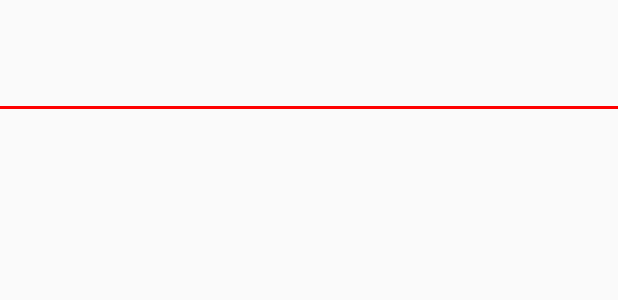
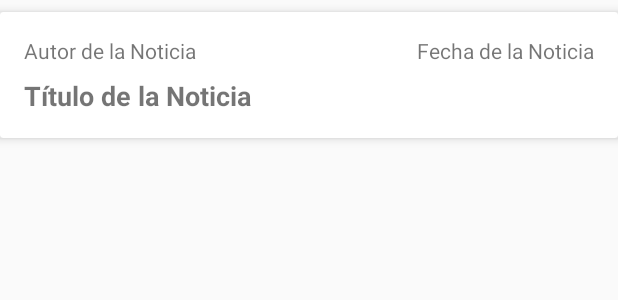
Before and after one commit to UniExtremadura/gps-project-ga-03, an Android app built with Jetpack Compose: the layout article_item_list.xml on its own in the app's theme, with its tools: preview values and no code run, on a phone screen of 412 x 824 dp. Shown: the top 300 px of the screen. Run offline under Robolectric (Android 15) with nearby library versions, the phone set to English and light mode, and no system bars.

Commit message:
Mejoras en la interfaz de la API y en la de la plantilla

```diff
--- a/app/src/main/java/uex/aseegps/ga03/tuonce/adapter/PlantillaAdapter.kt
+++ b/app/src/main/java/uex/aseegps/ga03/tuonce/adapter/PlantillaAdapter.kt
@@ -8,6 +8,7 @@ import android.view.ViewGroup
 import android.widget.Button
 import android.widget.ImageView
 import android.widget.TextView
+import androidx.cardview.widget.CardView
 import androidx.navigation.Navigation
 import androidx.recyclerview.widget.RecyclerView
 import kotlinx.coroutines.CoroutineScope
@@ -29,7 +30,7 @@ class PlantillaAdapter(private var lista: List<Futbolista>, private var contexto
             val xmlnombreJugador = vista.findViewById<TextView>(R.id.nombreFutbolistaTxt)
             val xmlPuntosJugador = vista.findViewById<TextView>(R.id.puntosFutbolistaTxt)
             val xmlPosicionJugador = vista.findViewById<TextView>(R.id.posicionFutbolistaTxt)
-            val xmlTitularJugador = vista.findViewById<TextView>(R.id.Titular)
+            val xmlTitularJugador = vista.findViewById<TextView>(R.id.titularTxt)
             // Aquí debes establecer los datos del futbolista en los elementos visuales del diseño
             xmlimgFutbolista.setImageResource(futbolista.image)
             xmlnombreJugador.text = futbolista.nombreJugador
@@ -64,7 +65,7 @@ class PlantillaAdapter(private var lista: List<Futbolista>, private var contexto
                 onClick(futbolista)
             }
 
-            vista.findViewById<ImageView>(R.id.jugadorPlantillaImg).setOnClickListener{
+            vista.findViewById<CardView>(R.id.cv_Item).setOnClickListener{
                 verFutbolista(futbolista)
             }
         }
--- a/app/src/main/java/uex/aseegps/ga03/tuonce/view/Home/PlantillaFragment.kt
+++ b/app/src/main/java/uex/aseegps/ga03/tuonce/view/Home/PlantillaFragment.kt
@@ -168,7 +168,7 @@ class PlantillaFragment : Fragment() {
                 rvFutbolistasList.layoutManager = LinearLayoutManager(context)
                 rvFutbolistasList.adapter = adapter
             }
-            binding.tvEncimaRecyclerView.text = "Pulsa en la imagen de cada jugador para ver sus estadísticas"
+            binding.tvEncimaRecyclerView.text = "Pulsa en un jugador para ver sus estadísticas"
         }
     }
 
--- a/app/src/main/res/layout/article_item_list.xml
+++ b/app/src/main/res/layout/article_item_list.xml
@@ -1,46 +1,45 @@
 <?xml version="1.0" encoding="utf-8"?>
+<androidx.cardview.widget.CardView xmlns:android="http://schemas.android.com/apk/res/android"
+    xmlns:app="http://schemas.android.com/apk/res-auto"
+    android:layout_width="match_parent"
+    android:layout_height="wrap_content"
+    android:layout_marginTop="8dp"
+    app:cardElevation="4dp">
+
     <androidx.constraintlayout.widget.ConstraintLayout
-    xmlns:android="http://schemas.android.com/apk/res/android"
-    xmlns:app="http://schemas.android.com/apk/res-auto"
-    xmlns:tools="http://schemas.android.com/tools"
         android:layout_width="match_parent"
-    android:layout_height="wrap_content">
+        android:layout_height="wrap_content"
+        android:padding="16dp">
 
         <TextView
             android:id="@+id/textAuthor"
-        android:layout_width="264dp"
-        android:layout_height="29dp"
-        android:layout_marginStart="4dp"
-        android:layout_marginTop="4dp"
-        android:layout_marginEnd="16dp"
-        android:textAppearance="?android:textAppearanceMedium"
-        android:textColor="@android:color/black"
-        app:layout_constraintEnd_toEndOf="parent"
-        app:layout_constraintHorizontal_bias="0.0"
+            android:layout_width="0dp"
+            android:layout_height="wrap_content"
+            android:text="Autor de la Noticia"
+            android:textSize="14sp"
             app:layout_constraintStart_toStartOf="parent"
-        app:layout_constraintTop_toTopOf="parent" />
+            app:layout_constraintTop_toTopOf="parent"
+            app:layout_constraintEnd_toStartOf="@+id/textDate" />
+
+        <TextView
+            android:id="@+id/textDate"
+            android:layout_width="wrap_content"
+            android:layout_height="wrap_content"
+            android:text="Fecha de la Noticia"
+            android:textSize="14sp"
+            app:layout_constraintTop_toTopOf="parent"
+            app:layout_constraintEnd_toEndOf="parent" />
 
         <TextView
             android:id="@+id/textTitle"
             android:layout_width="0dp"
             android:layout_height="wrap_content"
-        android:layout_marginStart="16dp"
-        android:layout_marginTop="4dp"
-        android:layout_marginEnd="16dp"
-        android:layout_marginBottom="4dp"
-        android:textAppearance="?android:textAppearanceLarge"
-        android:textColor="@android:color/black"
-        app:layout_constraintEnd_toEndOf="parent"
-        app:layout_constraintStart_toStartOf="parent"
-        app:layout_constraintTop_toBottomOf="@id/textAuthor"/>
-
-    <View
-        android:layout_width="match_parent"
-        android:layout_height="2dp"
-        android:layout_marginTop="4dp"
-        android:background="#FF0000"
-        app:layout_constraintTop_toBottomOf="@id/textTitle"
+            android:layout_marginTop="8dp"
+            android:text="Título de la Noticia"
+            android:textSize="18sp"
+            android:textStyle="bold"
+            app:layout_constraintTop_toBottomOf="@+id/textAuthor"
             app:layout_constraintStart_toStartOf="parent"
             app:layout_constraintEnd_toEndOf="parent"/>
-
     </androidx.constraintlayout.widget.ConstraintLayout>
+</androidx.cardview.widget.CardView>
--- a/app/src/main/res/layout/fragment_plantilla.xml
+++ b/app/src/main/res/layout/fragment_plantilla.xml
@@ -112,9 +112,9 @@
 
     <androidx.recyclerview.widget.RecyclerView
         android:id="@+id/rv_futbolistas_list"
-        android:layout_width="373dp"
+        android:layout_width="match_parent"
         android:layout_height="526dp"
-        android:layout_margin="6dp"
+        android:layout_marginTop="6dp"
         app:layout_constraintBottom_toBottomOf="parent"
         app:layout_constraintEnd_toEndOf="parent"
         app:layout_constraintHorizontal_bias="0.476"
```
Also changed, not shown: app/src/main/java/uex/aseegps/ga03/tuonce/view/Home/MisLigasAdapter.kt (+11 -0 lines), app/src/main/res/layout/activity_home.xml (+19 -12 lines), app/src/main/res/layout/fragment_mis_ligas.xml (+4 -8 lines), app/src/main/res/layout/plantilla_item_list.xml (+61 -84 lines). Lines whose indentation alone changed are shown as unchanged.
